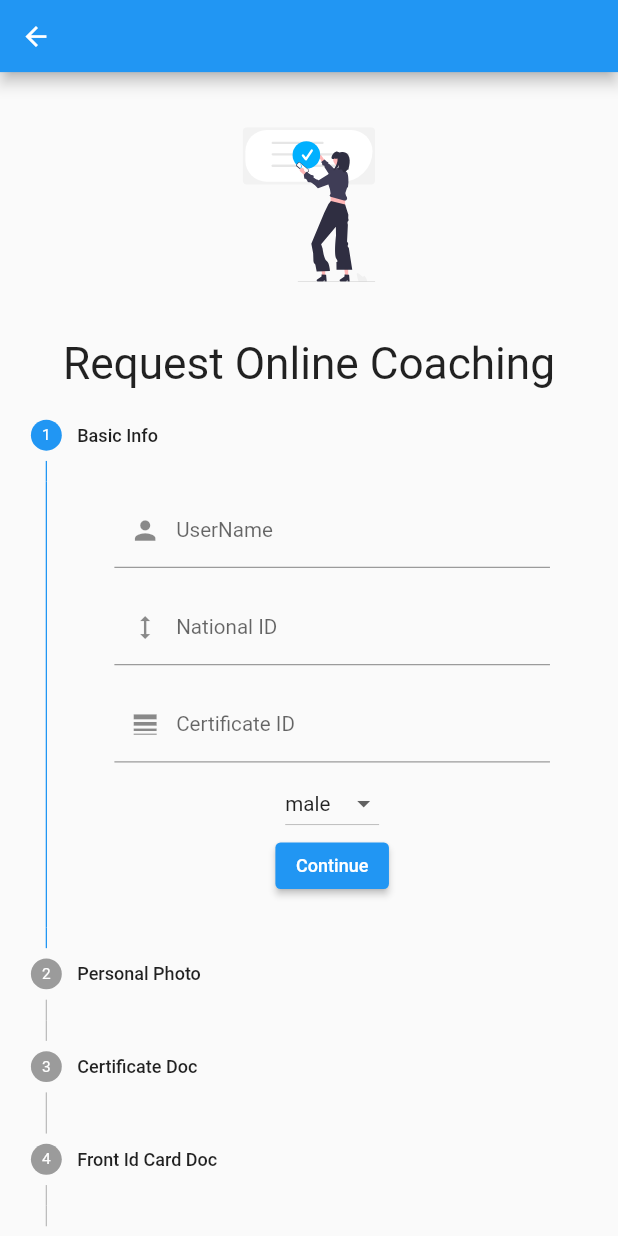
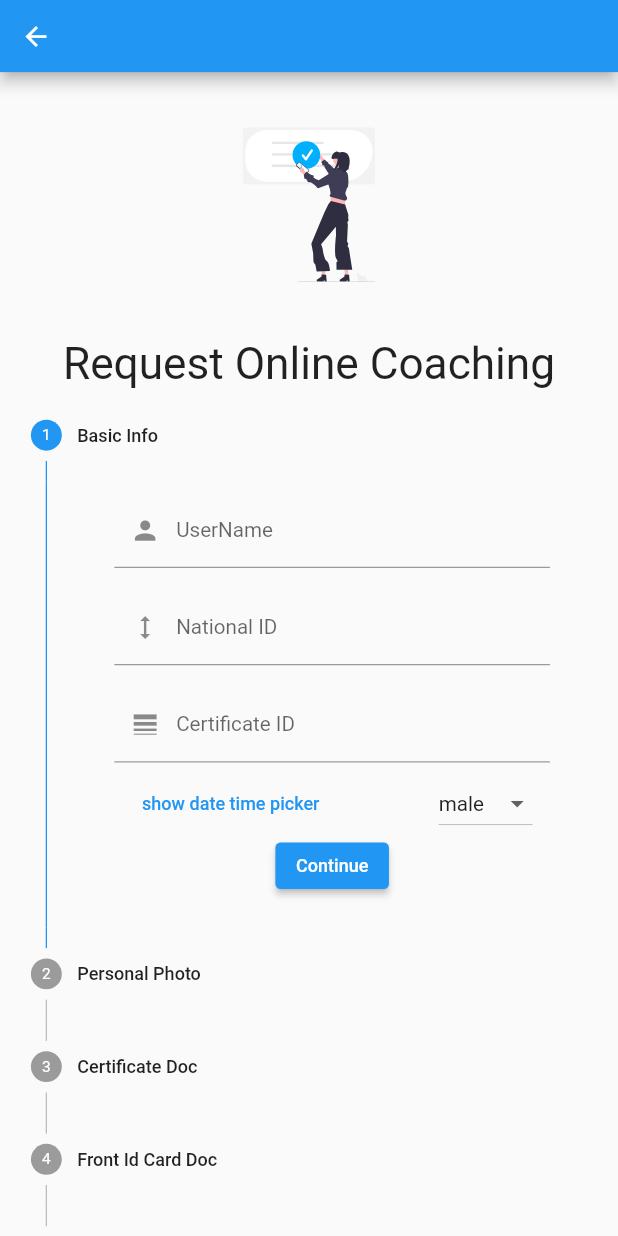
Before and after one commit to Neotin695/be-fitness-app, a Flutter app: the VerifyCoachScreen screen opened by its route, on a phone screen of 412 x 824 dp. Run offline on Flutter 3.47's test engine with Material 2 defaults, Android fonts, the phone set to English and light mode, and no system bars; our stand-ins replace bloc, cached_network_image, carousel_slider, cloud_firestore, connectivity_plus, cool_alert and 15 more; missing offline and left inert: document_scanner_flutter; accounts and stored records are empty.

Commit message:
neotin-optimize verify coach  and add screen

```diff
--- a/lib/core/appconstance/app_constance.dart
+++ b/lib/core/appconstance/app_constance.dart
@@ -1,5 +1,5 @@
 class AppConst {
-  static const String logoText = 'BE FITNESS';
+  static const String brandTxt = 'BE FITNESS';
   static const String subTitleLogo = 'WORKOUT';
 
   static const String getStartedHeading = 'Are you trainee?';
--- a/lib/main.dart
+++ b/lib/main.dart
@@ -1,4 +1,6 @@
 import 'package:be_fitness_app/core/service/decisions_tree.dart';
+import 'package:be_fitness_app/view/admin/view/body_part_page.dart';
+import 'package:be_fitness_app/view/admin/view/excercise_page.dart';
 import 'package:be_fitness_app/view/admin/view/main_admin_page.dart';
 import 'package:be_fitness_app/view/admin/view/review_page.dart';
 import 'package:be_fitness_app/view/auth/screens/welcome_screen.dart';
@@ -58,6 +60,8 @@ class MainWidget extends StatelessWidget {
           CreateProfileScreen.routeName: (_) => const CreateProfileScreen(),
           NotAcceptedScreen.routeName: (_) => const NotAcceptedScreen(),
           HomeLayoutScreen.routeName: (_) => const HomeLayoutScreen(),
+          BodyPartPage.routeName: (_) => const BodyPartPage(),
+          ExercisePage.routeName: (_) => const ExercisePage(),
         },
       );
     });
--- a/lib/models/address_model.dart
+++ b/lib/models/address_model.dart
@@ -1,5 +1,3 @@
-// ignore_for_file: public_member_api_docs, sort_constructors_first
-import 'dart:convert';
 
 import 'package:equatable/equatable.dart';
 
--- a/lib/models/coach_model.dart
+++ b/lib/models/coach_model.dart
@@ -10,6 +10,7 @@ class CoachModel extends Equatable {
   bool state;
   String userName;
   String email;
+  String birthDate;
   String profilePhoto;
   String certificateId;
   String nationalId;
@@ -22,6 +23,7 @@ class CoachModel extends Equatable {
     required this.state,
     required this.userName,
     required this.email,
+    required this.birthDate,
     required this.address,
     required this.certificateId,
     required this.nationalId,
@@ -38,6 +40,7 @@ class CoachModel extends Equatable {
       state,
       userName,
       email,
+      birthDate,
       address,
       certificateId,
       nationalId,
@@ -54,7 +57,8 @@ class CoachModel extends Equatable {
       'state': state,
       'userName': userName,
       'email': email,
-      'certificateId':certificateId,
+      'birthDate': birthDate,
+      'certificateId': certificateId,
       'nationalId': nationalId,
       'address': address.toMap(),
       'profilePhoto': profilePhoto,
@@ -70,6 +74,7 @@ class CoachModel extends Equatable {
       state: map['state'] as bool,
       userName: map['userName'] as String,
       email: map['email'] as String,
+      birthDate: map['birthDate'],
       nationalId: map['nationalId'] as String,
       certificateId: map['certificateId'] as String,
       address: AddressModel.fromMap(map['address']),
--- a/lib/models/rating_model.dart
+++ b/lib/models/rating_model.dart
@@ -1,5 +1,3 @@
-// ignore_for_file: public_member_api_docs, sort_constructors_first
-import 'dart:convert';
 
 import 'package:equatable/equatable.dart';
 
--- a/lib/view/admin/view/main_admin_page.dart
+++ b/lib/view/admin/view/main_admin_page.dart
@@ -4,13 +4,16 @@ import 'package:firebase_auth/firebase_auth.dart';
 import 'package:flutter/material.dart';
 import 'package:flutter_bloc/flutter_bloc.dart';
 
+import '../components/drawer.dart';
+
 class MainAdminPage extends StatelessWidget {
-  static const String routeName = 'mainAdmin_page';
+  static const String routeName = '/mainAdminPage';
   const MainAdminPage({super.key});
 
   @override
   Widget build(BuildContext context) {
     return Scaffold(
+      drawer: const DrawerAdmin(),
       appBar: AppBar(
         title: const Text('Main Admin'),
         automaticallyImplyLeading: false,
--- a/lib/view/auth/components/form_widget.dart
+++ b/lib/view/auth/components/form_widget.dart
@@ -29,7 +29,7 @@ class FormWidget extends StatelessWidget {
               mainAxisAlignment: MainAxisAlignment.center,
               children: [
                 Text(
-                  AppConst.logoText,
+                  AppConst.brandTxt,
                   style: TextStyle(
                       fontSize: 30.sp,
                       color: Colors.white,
--- a/lib/view/chat/screens/splash_screen.dart
+++ b/lib/view/chat/screens/splash_screen.dart
@@ -50,7 +50,7 @@ class _SplashScreenState extends State<SplashScreen> {
             mainAxisAlignment: MainAxisAlignment.center,
             children: [
               Text(
-                AppConst.logoText,
+                AppConst.brandTxt,
                 style: TextStyle(
                     fontSize: 30.sp,
                     color: Colors.white,
--- a/lib/view/verifycoach/components/stepper_widget.dart
+++ b/lib/view/verifycoach/components/stepper_widget.dart
@@ -1,9 +1,9 @@
-import 'package:cool_alert/cool_alert.dart';
+import 'package:flutter/cupertino.dart';
 import 'package:flutter/material.dart';
+import 'package:flutter_datetime_picker/flutter_datetime_picker.dart';
 
 import '../../../core/appconstance/app_constance.dart';
 import '../../../core/service/locatoin_service.dart';
-import '../../getstarted/cubit/getstarted_cubit.dart';
 import '../cubit/verifycoach_cubit.dart';
 import 'custom_text_field_coach.dart';
 
@@ -89,7 +89,7 @@ class _CustomStepperWidgetState extends State<CustomStepperWidget> {
               inputType: TextInputType.number,
               fieldFor: FieldFor.certificateId,
             ),
-            dropDownButton(cubit),
+            dateAndGender(cubit),
           ],
         ),
       ),
@@ -98,7 +98,7 @@ class _CustomStepperWidgetState extends State<CustomStepperWidget> {
         state: cubit.currentStep > 1 ? StepState.complete : StepState.indexed,
         title: const Text(AppConst.personalPhotoTxt),
         content: Center(
-          child: ElevatedButton(
+          child: ElevatedButton.icon(
             onPressed: () async {
               cubit.request.personalImg = await cubit.pickPersonalImg();
 
@@ -106,7 +106,8 @@ class _CustomStepperWidgetState extends State<CustomStepperWidget> {
                 onContinue(cubit);
               }
             },
-            child: const Text(AppConst.takePersonalPhotoTxt),
+            icon: const Icon(Icons.camera),
+            label: const Text(AppConst.takePersonalPhotoTxt),
           ),
         ),
       ),
@@ -115,7 +116,7 @@ class _CustomStepperWidgetState extends State<CustomStepperWidget> {
         isActive: cubit.currentStep >= 2,
         title: const Text(AppConst.certificateDocTxt),
         content: Center(
-          child: ElevatedButton(
+          child: ElevatedButton.icon(
               onPressed: () async {
                 cubit.request.certificateIdImg =
                     await cubit.pickDocument(context);
@@ -124,7 +125,8 @@ class _CustomStepperWidgetState extends State<CustomStepperWidget> {
                   onContinue(cubit);
                 }
               },
-              child: const Text(AppConst.certificateDocTxt)),
+              icon: const Icon(Icons.document_scanner),
+              label: const Text(AppConst.certificateDocTxt)),
         ),
       ),
       Step(
@@ -132,7 +134,7 @@ class _CustomStepperWidgetState extends State<CustomStepperWidget> {
         isActive: cubit.currentStep >= 3,
         title: const Text(AppConst.frontIdCardDocTxt),
         content: Center(
-          child: ElevatedButton(
+          child: ElevatedButton.icon(
               onPressed: () async {
                 cubit.request.nationalIdFrontImg =
                     await cubit.pickDocument(context);
@@ -141,7 +143,8 @@ class _CustomStepperWidgetState extends State<CustomStepperWidget> {
                   onContinue(cubit);
                 }
               },
-              child: const Text(AppConst.frontIdCardDocTxt)),
+              icon: const Icon(Icons.document_scanner),
+              label: const Text(AppConst.frontIdCardDocTxt)),
         ),
       ),
       Step(
@@ -149,7 +152,7 @@ class _CustomStepperWidgetState extends State<CustomStepperWidget> {
         isActive: cubit.currentStep >= 4,
         title: const Text(AppConst.backIdCardDocTxt),
         content: Center(
-            child: ElevatedButton(
+            child: ElevatedButton.icon(
                 onPressed: () async {
                   cubit.request.nationalIdBakcImg =
                       await cubit.pickDocument(context);
@@ -158,7 +161,8 @@ class _CustomStepperWidgetState extends State<CustomStepperWidget> {
                     onContinue(cubit);
                   }
                 },
-                child: const Text(AppConst.backIdCardDocTxt))),
+                icon: const Icon(Icons.document_scanner),
+                label: const Text(AppConst.backIdCardDocTxt))),
       ),
       Step(
         isActive: cubit.currentStep >= 5,
@@ -191,6 +195,40 @@ class _CustomStepperWidgetState extends State<CustomStepperWidget> {
     ];
   }
 
+  Row dateAndGender(VerifyCoachCubit cubit) {
+    return Row(
+      mainAxisAlignment: MainAxisAlignment.spaceAround,
+      children: [
+        TextButton(
+          onPressed: () {
+            pickDate(cubit);
+          },
+          child: const Text(
+            'show date time picker',
+            style: TextStyle(color: Colors.blue),
+          ),
+        ),
+        dropDownButton(cubit),
+      ],
+    );
+  }
+
+  void pickDate(VerifyCoachCubit cubit) {
+    DatePicker.showDatePicker(
+      context,
+      showTitleActions: true,
+      minTime: DateTime(1970),
+      maxTime: DateTime(2005, 12, 31),
+      onChanged: (date) {},
+      onConfirm: (date) {
+        setState(() {
+          cubit.birthDate = date;
+        });
+      },
+      currentTime: DateTime.now(),
+    );
+  }
+
   Widget dropDownButton(VerifyCoachCubit cubit) {
     return DropdownButton<String>(
       value: cubit.selectedGender,
--- a/lib/view/verifycoach/cubit/verifycoach_cubit.dart
+++ b/lib/view/verifycoach/cubit/verifycoach_cubit.dart
@@ -28,6 +28,7 @@ class VerifyCoachCubit extends Cubit<VerifyCoachState> {
   final TextEditingController name = TextEditingController();
   final TextEditingController certificateId = TextEditingController();
   final TextEditingController nationalId = TextEditingController();
+
   final GlobalKey<FormState> key = GlobalKey();
 
   final _store = FirebaseFirestore.instance;
@@ -185,7 +186,7 @@ class VerifyCoachCubit extends Cubit<VerifyCoachState> {
         personalImg: tempDownUrl[3],
         userId: FirebaseAuth.instance.currentUser!.uid,
         fulName: name.text,
-        birthDate: DateFormat.yMd().format(birthDate),
+        birthDate: DateFormat('yyyy-mm/dd').format(birthDate),
         nationalId: nationalId.text,
         certificateId: certificateId.text,
         address: address);
@@ -209,6 +210,7 @@ class VerifyCoachCubit extends Cubit<VerifyCoachState> {
         state: false,
         userName: name.text,
         email: _auth!.email!,
+        birthDate: DateFormat('yyyy-mm-dd').format(birthDate),
         address: address,
         certificateId: certificateId.text,
         nationalId: nationalId.text,
--- a/pubspec.yaml
+++ b/pubspec.yaml
@@ -40,6 +40,8 @@ dependencies:
   carousel_slider: ^4.2.1
   cached_network_image: ^3.2.3
 
+  flutter_datetime_picker: ^1.5.1
+
 dev_dependencies:
   flutter_test:
     sdk: flutter
```
Also changed, not shown: lib/view/admin/components/drawer.dart (added, +44 -0 lines), lib/view/admin/components/main_admin_view.dart (+8 -2 lines), lib/view/admin/view/body_part_page.dart (added, +11 -0 lines), lib/view/admin/view/excercise_page.dart (added, +11 -0 lines), lib/view/auth/components/video_background_widget.dart (+11 -0 lines), assets/icons/empty.svg (added), pubspec.lock.
